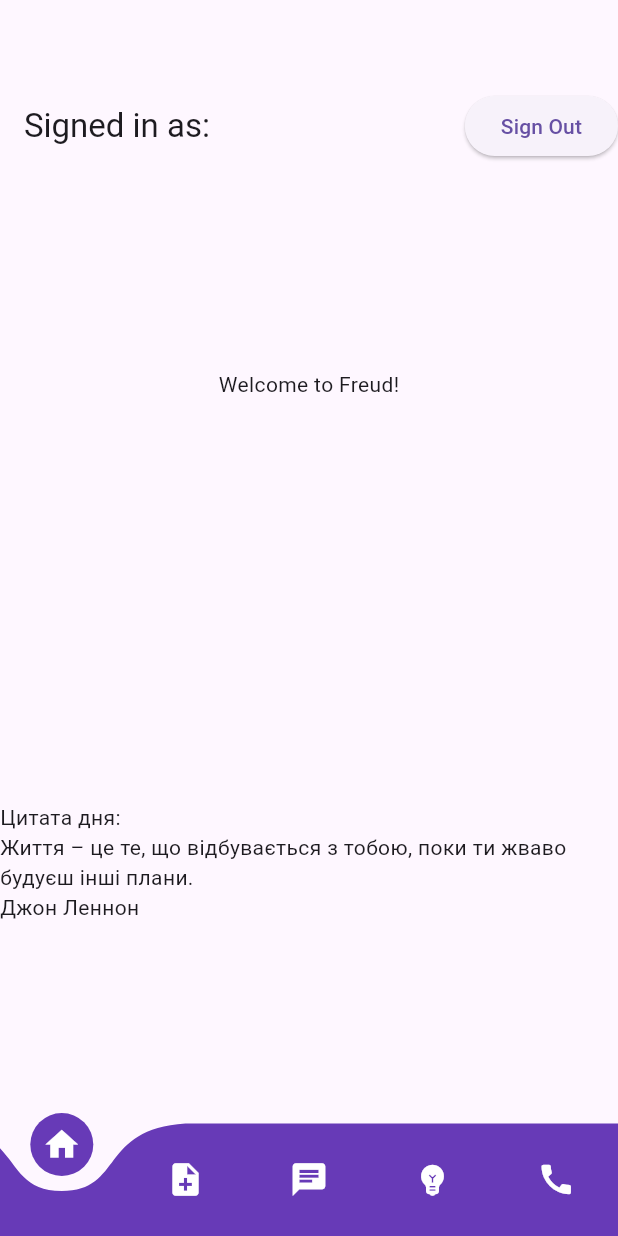
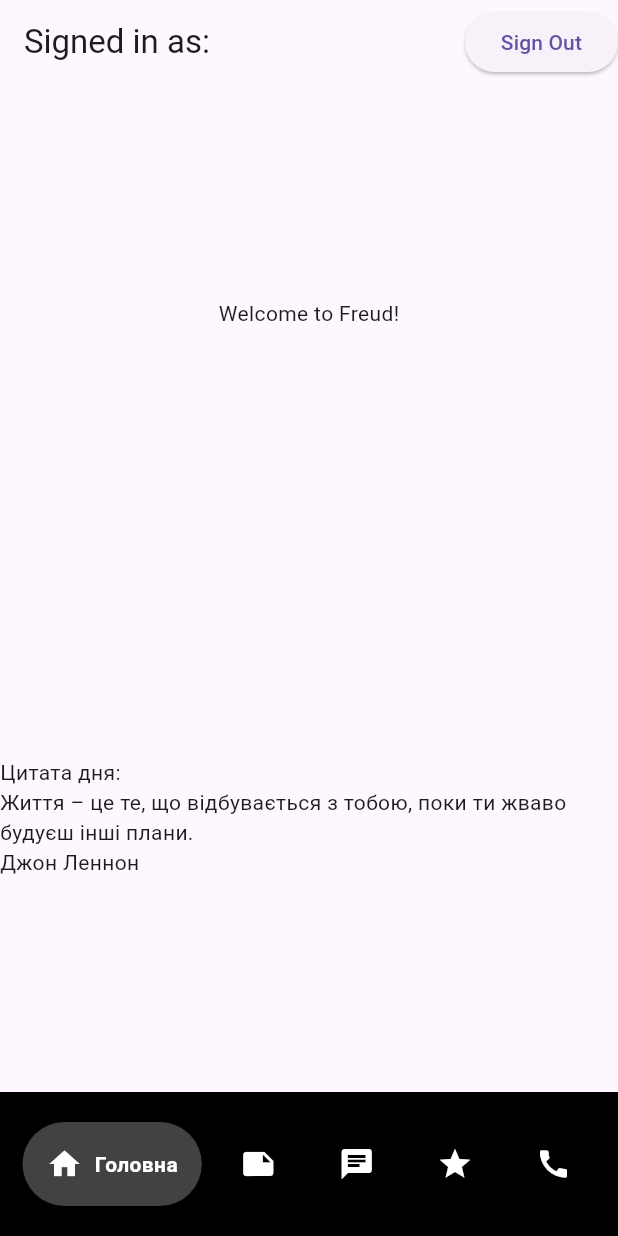
Before and after one commit to VladislavZhyliakov/Freud, a Flutter app: the screen it shows once a user with an empty profile is signed in, on a phone screen of 412 x 824 dp. Run offline on Flutter 3.47's test engine with Material 3 defaults, Android fonts, the light colour scheme and no system bars; drawn by our look-alikes of curved_navigation_bar, google_nav_bar; our stand-ins replace animated_text_kit, firebase_auth, firebase_core, flutter_spinkit, google_fonts; accounts and stored records are empty.

Commit message:
Changed bottom nav bar to Google nav bar. Looks better, works better.

```diff
--- a/lib/features/bottom_navigation_bar/presentation/bottom_navigation_bar.dart
+++ b/lib/features/bottom_navigation_bar/presentation/bottom_navigation_bar.dart
@@ -2,6 +2,7 @@ import 'package:flutter/material.dart';
 import 'package:curved_navigation_bar/curved_navigation_bar.dart';
 import 'package:freud/features/home/presentation/home_screen.dart';
 import 'package:freud/features/chat/chat_main.dart';
+import 'package:google_nav_bar/google_nav_bar.dart';
 
 class MyBottomNavigationBar extends StatefulWidget {
   const MyBottomNavigationBar({super.key});
@@ -14,35 +15,88 @@ class _MyBottomNavigationBarState extends State<MyBottomNavigationBar> {
   int _page = 0;
   final List<Widget> _screenOptions = [
     const HomeScreen(),
-    const Text('Журнал'),
+    const Center(child: Text('Журнал')),
     const PsychologistChat(),
-    const Text('Вправи'),
-    const Text('Гарячі лінії'),
+    const Center(child: Text('Вправи')),
+    const Center(child: Text('Гарячі лінії')),
   ];
 
   @override
   Widget build(BuildContext context) {
     return Scaffold(
-      appBar: AppBar(),
-      bottomNavigationBar: CurvedNavigationBar(
-        backgroundColor: Colors.transparent,
-        buttonBackgroundColor: Colors.deepPurple,
-        color: Colors.deepPurple,
-        animationDuration: const Duration(milliseconds: 300),
-        items: const [
-          Icon(Icons.home, size: 26, color: Colors.white),
-          Icon(Icons.note_add, size: 26, color: Colors.white),
-          Icon(Icons.chat, size: 26, color: Colors.white),
-          Icon(Icons.emoji_objects_rounded, size: 26, color: Colors.white),
-          Icon(Icons.call, size: 26, color: Colors.white),
+        bottomNavigationBar: Container(
+          color: Colors.black,
+          child: Padding(
+            padding: const EdgeInsets.symmetric(horizontal: 15, vertical: 20),
+            child: GNav(
+              backgroundColor: Colors.black,
+              color: Colors.white,
+              activeColor: Colors.white,
+              rippleColor: Colors.blue,
+              tabBackgroundColor: Colors.grey.shade800,
+              gap: 8,
+              padding: const EdgeInsets.all(16),
+              tabs: const [
+                GButton(
+                  icon: Icons.home,
+                  text: 'Головна',
+                  rippleColor: Colors.grey,
+                ),
+                GButton(
+                  icon: Icons.note,
+                  text: 'Журнал',
+                  rippleColor: Colors.deepPurpleAccent,
+                ),
+                GButton(
+                  icon: Icons.chat,
+                  text: 'Чат',
+                  rippleColor: Colors.green,
+                ),
+                GButton(
+                  icon: Icons.star,
+                  text: 'Вправи',
+                  rippleColor: Colors.indigoAccent,
+                ),
+                GButton(
+                  icon: Icons.call,
+                  text: 'Гарячі Контакти',
+                  rippleColor: Colors.red,
+
+                ),
               ],
-        onTap: (index) {
+              onTabChange: (index) {
                 setState(() {
                   _page = index;
                 });
               },
             ),
-       body: IndexedStack(index: _page, children: _screenOptions,)
+          ),
+        ),
+        body: IndexedStack(
+          index: _page,
+          children: _screenOptions,
+        )
+
+        // appBar: AppBar(),
+        // bottomNavigationBar: CurvedNavigationBar(
+        //   backgroundColor: Colors.transparent,
+        //   buttonBackgroundColor: Colors.deepPurple,
+        //   color: Colors.deepPurple,
+        //   animationDuration: const Duration(milliseconds: 300),
+        //   items: const [
+        //     Icon(Icons.home, size: 26, color: Colors.white),
+        //     Icon(Icons.note_add, size: 26, color: Colors.white),
+        //     Icon(Icons.chat, size: 26, color: Colors.white),
+        //     Icon(Icons.emoji_objects_rounded, size: 26, color: Colors.white),
+        //     Icon(Icons.call, size: 26, color: Colors.white),
+        //   ],
+        //   onTap: (index) {
+        //     setState(() {
+        //       _page = index;
+        //     });
+        //   },
+        // ),
+        //  body: IndexedStack(index: _page, children: _screenOptions,)
         //Center(
         //     child: _screenOptions
         //         .elementAt(_page)), //Center(child: Text(_page.toString()),),
--- a/pubspec.yaml
+++ b/pubspec.yaml
@@ -44,6 +44,7 @@ dependencies:
   firebase_core: ^2.31.0
   firebase_auth: ^4.19.5
   cloud_firestore:
+  google_nav_bar: ^5.0.6
 
 dev_dependencies:
   flutter_test:
```
Also changed, not shown: pubspec.lock. Lines whose indentation alone changed are shown as unchanged.
